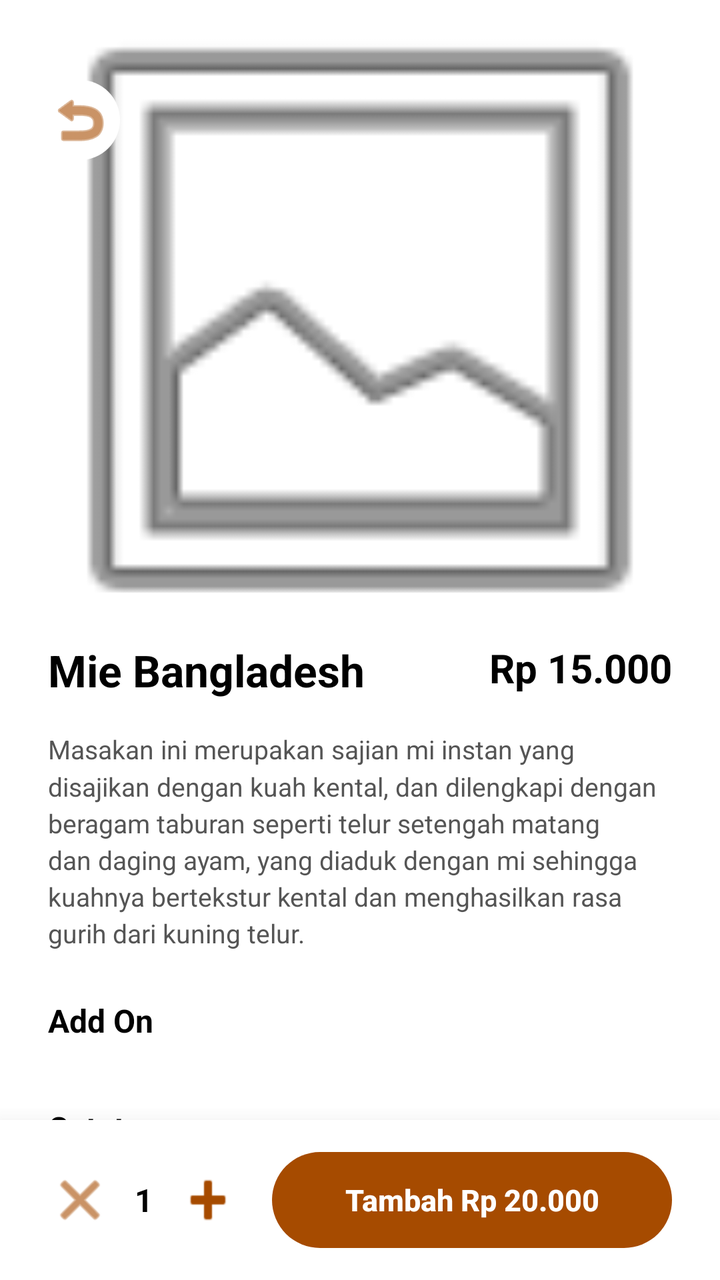
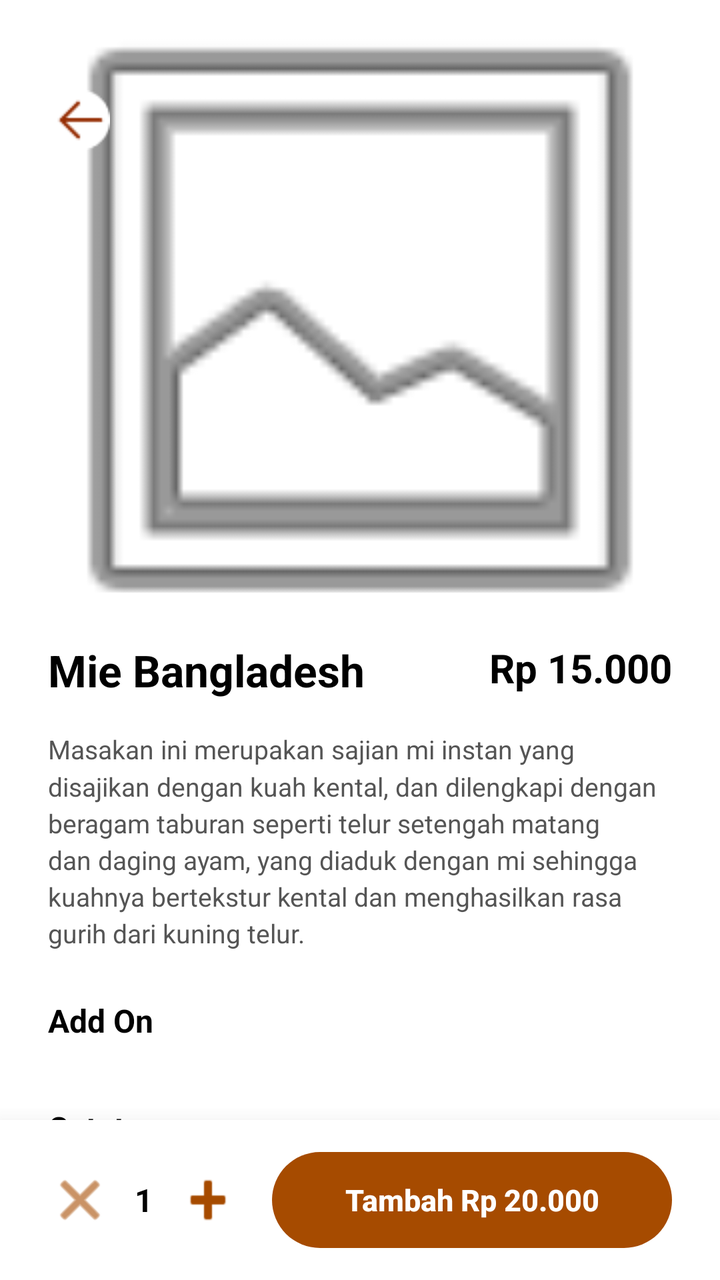

The first picture is an Android layout as it rendered before a commit; the second is the same layout after the commit. The layout source and the unified diff follow.
<!-- AndroidManifest.xml: application theme Theme.Warmindone -->
<!-- res/layout/activity_detailmenuitem.xml -->
<?xml version="1.0" encoding="utf-8"?>
<androidx.coordinatorlayout.widget.CoordinatorLayout xmlns:android="http://schemas.android.com/apk/res/android"
    xmlns:app="http://schemas.android.com/apk/res-auto"
    xmlns:tools="http://schemas.android.com/tools"
    android:layout_width="match_parent"
    android:layout_height="match_parent"
    android:background="#FFFFFF"
    tools:ignore="HardcodedText,ContentDescription">

    <androidx.core.widget.NestedScrollView
        android:layout_width="match_parent"
        android:layout_height="match_parent"
        android:layout_marginBottom="80dp"
        android:clipToPadding="false">

        <LinearLayout
            android:layout_width="match_parent"
            android:layout_height="wrap_content"
            android:orientation="vertical">

            <RelativeLayout
                android:layout_width="match_parent"
                android:layout_height="320dp">

                <ImageView
                    android:id="@+id/imgDetailMenu"
                    android:layout_width="match_parent"
                    android:layout_height="match_parent"
                    android:scaleType="centerCrop"
                    android:src="@android:drawable/ic_menu_gallery" />

                <ImageButton
                    android:id="@+id/btnBackDetail"
                    android:layout_width="40dp"
                    android:layout_height="40dp"
                    android:layout_marginStart="20dp"
                    android:layout_marginTop="40dp"
                    android:background="@android:drawable/toast_frame"
                    android:backgroundTint="#FFFFFF"
                    android:src="@android:drawable/ic_menu_revert"
                    app:tint="#A64B00" />
            </RelativeLayout>

            <androidx.cardview.widget.CardView
                android:layout_width="match_parent"
                android:layout_height="wrap_content"
                android:layout_marginTop="-24dp"
                app:cardCornerRadius="24dp"
                app:cardElevation="0dp">

                <LinearLayout
                    android:layout_width="match_parent"
                    android:layout_height="wrap_content"
                    android:orientation="vertical"
                    android:padding="24dp">

                    <RelativeLayout
                        android:layout_width="match_parent"
                        android:layout_height="wrap_content">

                        <TextView
                            android:id="@+id/tvDetailMenuName"
                            android:layout_width="wrap_content"
                            android:layout_height="wrap_content"
                            android:layout_alignParentStart="true"
                            android:layout_toStartOf="@id/tvDetailMenuPrice"
                            android:layout_marginEnd="16dp"
                            android:text="Mie Bangladesh"
                            android:textColor="#000000"
                            android:textSize="22sp"
                            android:textStyle="bold" />

                        <TextView
                            android:id="@+id/tvDetailMenuPrice"
                            android:layout_width="wrap_content"
                            android:layout_height="wrap_content"
                            android:layout_alignParentEnd="true"
                            android:text="Rp 15.000"
                            android:textColor="#000000"
                            android:textSize="20sp"
                            android:textStyle="bold" />
                    </RelativeLayout>

                    <TextView
                        android:id="@+id/tvDetailDescription"
                        android:layout_width="match_parent"
                        android:layout_height="wrap_content"
                        android:layout_marginTop="16dp"
                        android:text="Masakan ini merupakan sajian mi instan yang disajikan dengan kuah kental, dan dilengkapi dengan beragam taburan seperti telur setengah matang dan daging ayam, yang diaduk dengan mi sehingga kuahnya bertekstur kental dan menghasilkan rasa gurih dari kuning telur."
                        android:textColor="#555555"
                        android:textSize="13sp"
                        android:lineSpacingMultiplier="1.2" />

                    <TextView
                        android:layout_width="wrap_content"
                        android:layout_height="wrap_content"
                        android:layout_marginTop="24dp"
                        android:layout_marginBottom="12dp"
                        android:text="Add On"
                        android:textColor="#000000"
                        android:textSize="16sp"
                        android:textStyle="bold" />

                    <androidx.recyclerview.widget.RecyclerView
                        android:id="@+id/rvAddonDetail"
                        android:layout_width="match_parent"
                        android:layout_height="wrap_content"
                        android:nestedScrollingEnabled="false"
                        tools:listitem="@layout/addonuser_widget" />

                    <TextView
                        android:layout_width="wrap_content"
                        android:layout_height="wrap_content"
                        android:layout_marginTop="20dp"
                        android:layout_marginBottom="8dp"
                        android:text="Catatan"
                        android:textColor="#000000"
                        android:textSize="16sp"
                        android:textStyle="bold" />

                    <EditText
                        android:id="@+id/etDetailNotes"
                        android:layout_width="match_parent"
                        android:layout_height="80dp"
                        android:background="@android:drawable/editbox_background_normal"
                        android:gravity="top|start"
                        android:hint="Contoh: pedas banget ya bang..."
                        android:inputType="textMultiLine"
                        android:padding="12dp"
                        android:textSize="14sp" />

                </LinearLayout>
            </androidx.cardview.widget.CardView>
        </LinearLayout>
    </androidx.core.widget.NestedScrollView>

    <androidx.constraintlayout.widget.ConstraintLayout
        android:layout_width="match_parent"
        android:layout_height="80dp"
        android:layout_gravity="bottom"
        android:background="#FFFFFF"
        android:elevation="16dp"
        android:paddingHorizontal="24dp">

        <LinearLayout
            android:id="@+id/layoutQuantity"
            android:layout_width="wrap_content"
            android:layout_height="36dp"
            android:gravity="center"
            android:orientation="horizontal"
            app:layout_constraintBottom_toBottomOf="parent"
            app:layout_constraintStart_toStartOf="parent"
            app:layout_constraintTop_toTopOf="parent">

            <ImageButton
                android:id="@+id/btnMinusDetail"
                android:layout_width="32dp"
                android:layout_height="match_parent"
                android:background="@android:drawable/screen_background_light_transparent"
                android:src="@android:drawable/ic_menu_close_clear_cancel"
                app:tint="#A64B00" />

            <TextView
                android:id="@+id/tvQuantityDetail"
                android:layout_width="32dp"
                android:layout_height="wrap_content"
                android:gravity="center"
                android:text="1"
                android:textColor="#000000"
                android:textSize="16sp"
                android:textStyle="bold" />

            <ImageButton
                android:id="@+id/btnPlusDetail"
                android:layout_width="32dp"
                android:layout_height="match_parent"
                android:background="@android:drawable/ic_input_add"
                android:backgroundTint="#A64B00"
                app:tint="#FFFFFF" />
        </LinearLayout>

        <androidx.appcompat.widget.AppCompatButton
            android:id="@+id/btnAddToCardFinal"
            android:layout_width="0dp"
            android:layout_height="48dp"
            android:layout_marginStart="16dp"
            android:background="@android:drawable/toast_frame"
            android:backgroundTint="#A64B00"
            android:onClick="eekpage"
            android:text="Tambah Rp 20.000"
            android:textAllCaps="false"
            android:textColor="#FFFFFF"
            android:textSize="15sp"
            android:textStyle="bold"
            app:layout_constraintBottom_toBottomOf="parent"
            app:layout_constraintEnd_toEndOf="parent"
            app:layout_constraintStart_toEndOf="@id/layoutQuantity"
            app:layout_constraintTop_toTopOf="parent" />

    </androidx.constraintlayout.widget.ConstraintLayout>

</androidx.coordinatorlayout.widget.CoordinatorLayout>
<!-- res/layout/addonuser_widget.xml (included above) -->
<?xml version="1.0" encoding="utf-8"?>
<androidx.cardview.widget.CardView
    xmlns:android="http://schemas.android.com/apk/res/android"
    android:layout_width="match_parent"
    android:layout_height="wrap_content"
    android:layout_marginBottom="10dp">

    <LinearLayout
        android:layout_width="match_parent"
        android:layout_height="wrap_content"
        android:gravity="center_vertical"
        android:padding="12dp">

        <ImageView
            android:id="@+id/imgAddon"
            android:layout_width="48dp"
            android:layout_height="48dp"
            android:src="@drawable/ic_menu" />

        <TextView
            android:id="@+id/tvNamaAddon"
            android:layout_width="0dp"
            android:layout_height="wrap_content"
            android:layout_marginStart="12dp"
            android:layout_weight="1"
            android:text="Telur"
            android:textSize="16sp" />

        <TextView
            android:id="@+id/tvHargaAddon"
            android:layout_width="wrap_content"
            android:layout_height="wrap_content"
            android:text="+1000" />

        <CheckBox
            android:id="@+id/cbAddon"
            android:layout_width="wrap_content"
            android:layout_height="wrap_content" />

    </LinearLayout>

</androidx.cardview.widget.CardView>
<!-- resources referenced by this layout -->
<resources>
  <!-- drawable ic_menu: png bitmap (drawable, 1246 bytes) -->
  <style name="Theme.Warmindone" parent="Base.Theme.Warmindone" />
  <style name="Base.Theme.Warmindone" parent="Theme.Material3.DayNight.NoActionBar">
          
          
      </style>
</resources>

<!-- the commit's change to res/layout/activity_detailmenuitem.xml (unified diff, before → after) -->
@@ -35,10 +35,9 @@
                     android:layout_height="40dp"
                     android:layout_marginStart="20dp"
                     android:layout_marginTop="40dp"
-                    android:background="@android:drawable/toast_frame"
+                    android:background="@null"
                     android:backgroundTint="#FFFFFF"
-                    android:src="@android:drawable/ic_menu_revert"
-                    app:tint="#A64B00" />
+                    android:src="@drawable/ic_back" />
             </RelativeLayout>
 
             <androidx.cardview.widget.CardView
<!-- resource entries referenced after the edit -->
@@ -1,5 +1,6 @@
 <!-- resources referenced by this layout -->
 <resources>
+  <!-- drawable ic_back: png bitmap (drawable, 525 bytes) -->
   <!-- drawable ic_menu: png bitmap (drawable, 1246 bytes) -->
   <style name="Theme.Warmindone" parent="Base.Theme.Warmindone" />
   <style name="Base.Theme.Warmindone" parent="Theme.Material3.DayNight.NoActionBar">
